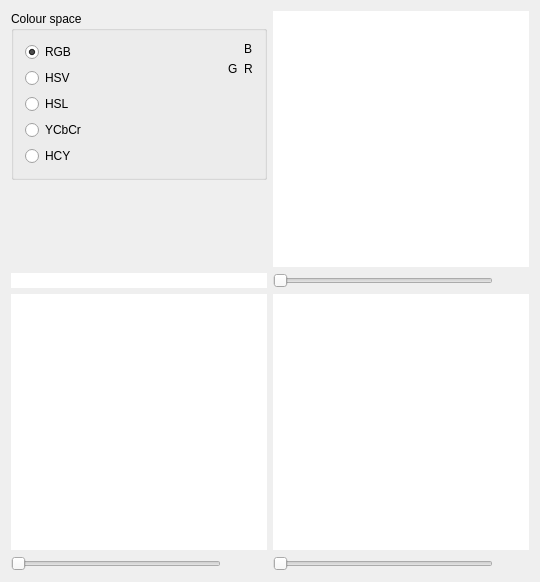
Old version of the form mainwindow.ui in the repository maximus255/colour-space-viewer.
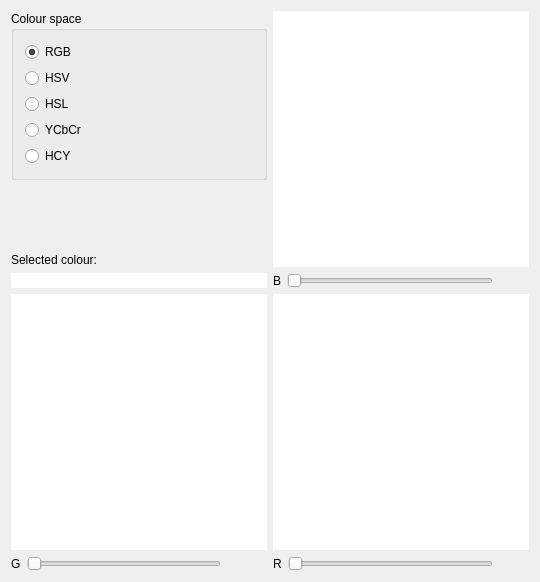
New version of the form. Icons and pictures are not drawn.

Commit message: + Icon added * Minor interface improvements

The edit to the form file:
```diff
--- a/mainwindow.ui
+++ b/mainwindow.ui
@@ -29,9 +29,7 @@
          <string>Colour space</string>
         </property>
         <layout class="QGridLayout" name="gridLayout_2">
-         <item row="1" column="1">
-          <layout class="QHBoxLayout" name="horizontalLayout" stretch="1,0">
-           <item>
+         <item row="0" column="0">
             <layout class="QVBoxLayout" name="verticalLayout_2">
              <item>
               <widget class="QRadioButton" name="radioButton_rgb">
@@ -73,50 +71,6 @@
              </item>
             </layout>
            </item>
-           <item>
-            <layout class="QVBoxLayout" name="verticalLayout_4">
-             <item>
-              <layout class="QGridLayout" name="gridLayout_3">
-               <item row="1" column="0">
-                <widget class="QLabel" name="label_title_b">
-                 <property name="text">
-                  <string>G</string>
-                 </property>
-                </widget>
-               </item>
-               <item row="1" column="1">
-                <widget class="QLabel" name="label_title_a">
-                 <property name="text">
-                  <string>R</string>
-                 </property>
-                </widget>
-               </item>
-               <item row="0" column="1">
-                <widget class="QLabel" name="label_title_c">
-                 <property name="text">
-                  <string>B</string>
-                 </property>
-                </widget>
-               </item>
-              </layout>
-             </item>
-             <item>
-              <spacer name="verticalSpacer_2">
-               <property name="orientation">
-                <enum>Qt::Vertical</enum>
-               </property>
-               <property name="sizeHint" stdset="0">
-                <size>
-                 <width>20</width>
-                 <height>40</height>
-                </size>
-               </property>
-              </spacer>
-             </item>
-            </layout>
-           </item>
-          </layout>
-         </item>
         </layout>
        </widget>
       </item>
@@ -133,10 +87,24 @@
         </property>
        </spacer>
       </item>
+      <item>
+       <widget class="QLabel" name="label">
+        <property name="text">
+         <string>Selected colour:</string>
+        </property>
+       </widget>
+      </item>
      </layout>
     </item>
     <item row="4" column="0">
      <layout class="QHBoxLayout" name="horizontalLayout_4">
+      <item>
+       <widget class="QLabel" name="label_title_b">
+        <property name="text">
+         <string>G</string>
+        </property>
+       </widget>
+      </item>
       <item>
        <widget class="QSlider" name="horizontalSlider_b">
         <property name="maximum">
@@ -167,6 +135,13 @@
     </item>
     <item row="4" column="2">
      <layout class="QHBoxLayout" name="horizontalLayout_3">
+      <item>
+       <widget class="QLabel" name="label_title_a">
+        <property name="text">
+         <string>R</string>
+        </property>
+       </widget>
+      </item>
       <item>
        <widget class="QSlider" name="horizontalSlider_a">
         <property name="maximum">
@@ -321,6 +296,13 @@
     </item>
     <item row="1" column="2">
      <layout class="QHBoxLayout" name="horizontalLayout_2">
+      <item>
+       <widget class="QLabel" name="label_title_c">
+        <property name="text">
+         <string>B</string>
+        </property>
+       </widget>
+      </item>
       <item>
        <widget class="QSlider" name="horizontalSlider_c">
         <property name="maximum">
```
Left out of the diff: 8 changed lines with no effect on the pictures. Lines whose indentation alone changed are shown as unchanged. The commit also changes 7 other files.
